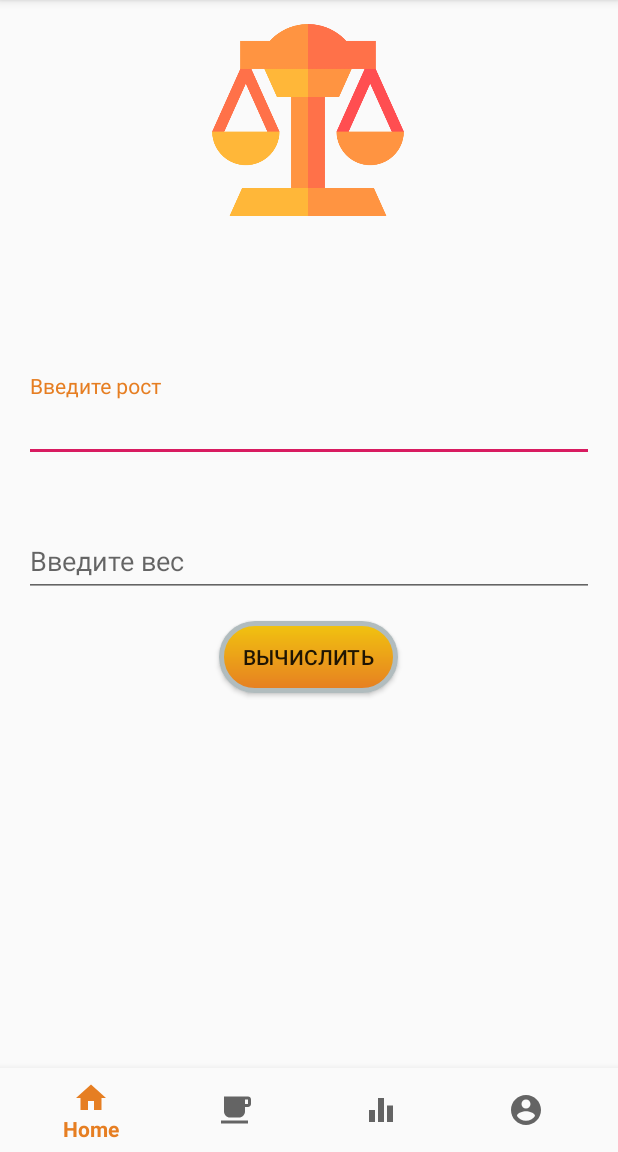
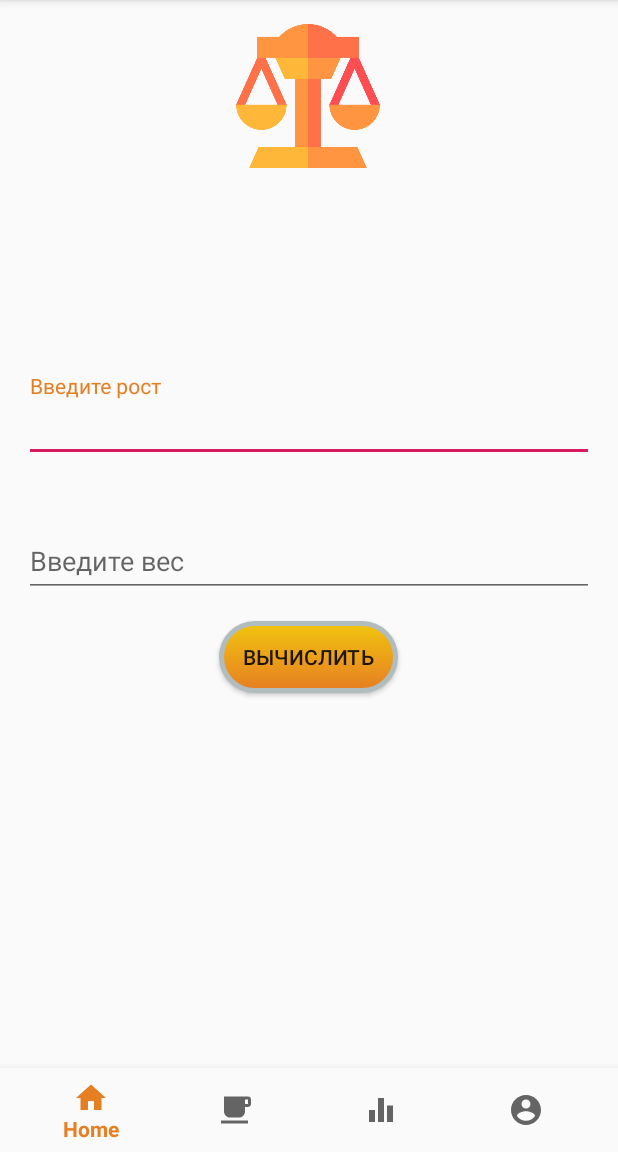
Before and after one commit to dmitry-shibanov/caloriecounter, an Android app: the screen it shows after launch (BottomNavigation), on a phone screen of 412 x 824 dp, the part 84-1236 px from its top. Run offline under Robolectric (Android 15) with nearby library versions, the phone set to English and light mode, and no system bars.

Commit message:
minor changes

```diff
--- a/app/build.gradle
+++ b/app/build.gradle
@@ -26,8 +26,8 @@ android {
         }
     }
     compileOptions {
-        targetCompatibility = 1.8
-        sourceCompatibility = 1.8
+        targetCompatibility = '1.8'
+        sourceCompatibility = '1.8'
     }
 }
 
--- a/app/src/main/res/layout/fragment_calculate_calorie.xml
+++ b/app/src/main/res/layout/fragment_calculate_calorie.xml
@@ -11,8 +11,8 @@
 
     <ImageView
         android:id="@+id/balance"
-        android:layout_width="128dp"
-        android:layout_height="128dp"
+        android:layout_width="96dp"
+        android:layout_height="96dp"
         android:layout_marginTop="16dp"
         app:layout_constraintEnd_toEndOf="parent"
         app:layout_constraintHorizontal_bias="0.498"
--- /dev/null
+++ b/app/src/main/res/values-large/dimens.xml
@@ -0,0 +1,2 @@
+<?xml version="1.0" encoding="utf-8"?>
+<resources></resources>
--- /dev/null
+++ b/app/src/main/res/values-normal/dimens.xml
@@ -0,0 +1,2 @@
+<?xml version="1.0" encoding="utf-8"?>
+<resources></resources>
--- /dev/null
+++ b/app/src/main/res/values-small/dimens.xml
@@ -0,0 +1,2 @@
+<?xml version="1.0" encoding="utf-8"?>
+<resources></resources>
--- /dev/null
+++ b/app/src/main/res/values-xlarge/dimens.xml
@@ -0,0 +1,4 @@
+<?xml version="1.0" encoding="utf-8"?>
+<resources>
+
+</resources>
--- a/app/src/main/res/values/dimens.xml
+++ b/app/src/main/res/values/dimens.xml
@@ -2,4 +2,8 @@
     <!-- Default screen margins, per the Android Design guidelines. -->
     <dimen name="activity_horizontal_margin">16dp</dimen>
     <dimen name="activity_vertical_margin">16dp</dimen>
+    <dimen name="image_balance">96dp</dimen>
+    <dimen name="product_card_image">200dp</dimen>
+    <dimen name="user_icon"></dimen>
+    <dimen name="mood_size"></dimen>
 </resources>
```
